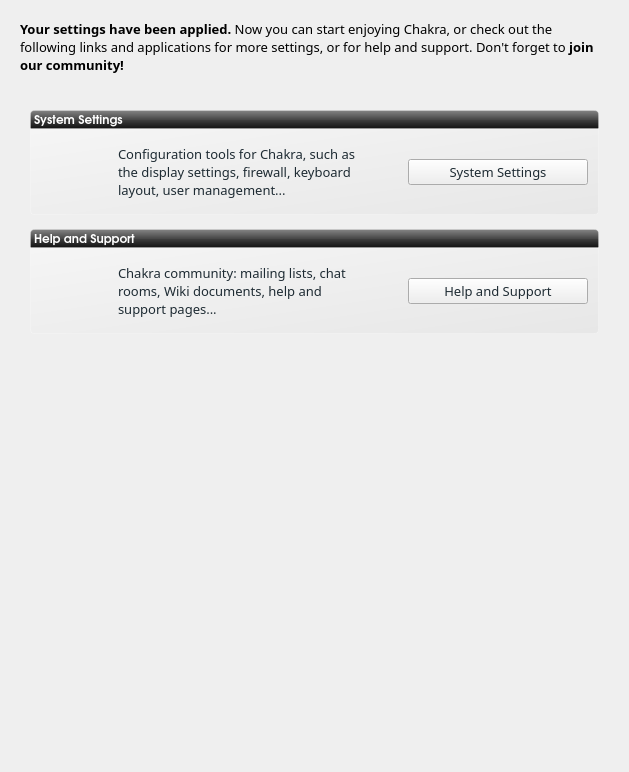
rshipp/kapudan, file ui/ui_scrGoodbye.ui: the form before one commit.
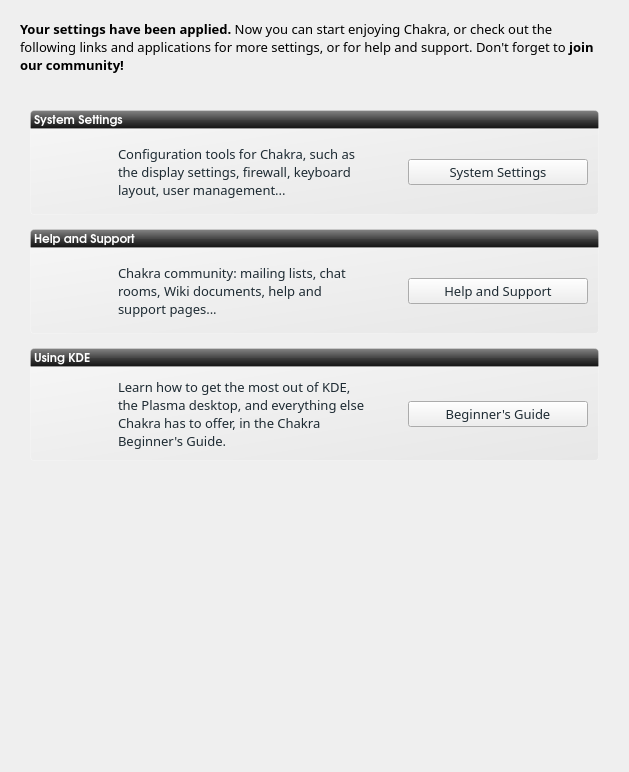
The form after the commit. Icons and pictures are not drawn.

Commit message: added beginner's guide section to goodbye screen

Patch:
```diff
--- a/ui/ui_scrGoodbye.ui
+++ b/ui/ui_scrGoodbye.ui
@@ -458,6 +458,192 @@
          </item>
         </layout>
        </item>
+       <item>
+        <layout class="QVBoxLayout" name="verticalLayout_6">
+         <property name="spacing">
+          <number>0</number>
+         </property>
+         <item>
+          <widget class="QLabel" name="label_5">
+           <property name="font">
+            <font>
+             <family>URW Gothic L</family>
+             <pointsize>9</pointsize>
+             <weight>75</weight>
+             <bold>true</bold>
+             <underline>false</underline>
+            </font>
+           </property>
+           <property name="styleSheet">
+            <string notr="true">    background-color: qlineargradient(spread:pad, x1:0.5, y1:0, x2:0.5, y2:1, stop:0 rgba(132, 132, 132, 255), stop:0.501481 rgba(70, 70, 70, 255), stop:0.503057 rgba(62, 62, 62, 255), stop:1 rgba(16, 16, 16, 255));
+border: 1px solid rgba(255,255,255,50);
+color:white;
+border-top-left-radius: 4px;
+border-top-right-radius: 4px;</string>
+           </property>
+           <property name="text">
+            <string>Using KDE</string>
+           </property>
+           <property name="margin">
+            <number>5</number>
+           </property>
+          </widget>
+         </item>
+         <item>
+          <widget class="QGroupBox" name="groupBox_3">
+           <property name="font">
+            <font>
+             <family>Sans Serif</family>
+             <pointsize>11</pointsize>
+             <weight>75</weight>
+             <bold>true</bold>
+             <underline>false</underline>
+             <strikeout>false</strikeout>
+            </font>
+           </property>
+           <property name="acceptDrops">
+            <bool>false</bool>
+           </property>
+           <property name="styleSheet">
+            <string notr="true">#groupBox_3{
+background-color: qlineargradient(spread:pad, x1:1, y1:1, x2:0, y2:0, stop:0 rgba(219, 219, 219, 100), stop:1 rgba(255, 255, 255, 100));
+border: 1px solid rgba(255,255,255,50);
+border-bottom-left-radius: 4px;
+border-bottom-right-radius: 4px;
+}</string>
+           </property>
+           <property name="title">
+            <string/>
+           </property>
+           <property name="alignment">
+            <set>Qt::AlignLeading|Qt::AlignLeft|Qt::AlignTop</set>
+           </property>
+           <property name="flat">
+            <bool>true</bool>
+           </property>
+           <property name="checkable">
+            <bool>false</bool>
+           </property>
+           <layout class="QGridLayout" name="gridLayout_9">
+            <property name="margin">
+             <number>10</number>
+            </property>
+            <item row="0" column="1">
+             <widget class="QLabel" name="labelSystemSettings_5">
+              <property name="sizePolicy">
+               <sizepolicy hsizetype="Preferred" vsizetype="Preferred">
+                <horstretch>0</horstretch>
+                <verstretch>0</verstretch>
+               </sizepolicy>
+              </property>
+              <property name="minimumSize">
+               <size>
+                <width>0</width>
+                <height>40</height>
+               </size>
+              </property>
+              <property name="font">
+               <font>
+                <family>Sans Serif</family>
+                <pointsize>10</pointsize>
+               </font>
+              </property>
+              <property name="styleSheet">
+               <string notr="true">color: rgb(30, 43, 51)</string>
+              </property>
+              <property name="text">
+               <string>Learn how to get the most out of KDE, the Plasma desktop, and everything else Chakra has to offer, in the Chakra Beginner's Guide.</string>
+              </property>
+              <property name="scaledContents">
+               <bool>true</bool>
+              </property>
+              <property name="wordWrap">
+               <bool>true</bool>
+              </property>
+              <property name="margin">
+               <number>0</number>
+              </property>
+              <property name="indent">
+               <number>7</number>
+              </property>
+             </widget>
+            </item>
+            <item row="0" column="0">
+             <widget class="QLabel" name="label_12">
+              <property name="minimumSize">
+               <size>
+                <width>64</width>
+                <height>64</height>
+               </size>
+              </property>
+              <property name="maximumSize">
+               <size>
+                <width>64</width>
+                <height>64</height>
+               </size>
+              </property>
+              <property name="text">
+               <string/>
+              </property>
+              <property name="pixmap">
+               <pixmap resource="../data/kaptan.qrc">:/raw/pixmap/preferences-system.png</pixmap>
+              </property>
+              <property name="scaledContents">
+               <bool>false</bool>
+              </property>
+             </widget>
+            </item>
+            <item row="0" column="3">
+             <widget class="QPushButton" name="buttonBeginnersGuide">
+              <property name="sizePolicy">
+               <sizepolicy hsizetype="Fixed" vsizetype="Fixed">
+                <horstretch>0</horstretch>
+                <verstretch>0</verstretch>
+               </sizepolicy>
+              </property>
+              <property name="minimumSize">
+               <size>
+                <width>180</width>
+                <height>25</height>
+               </size>
+              </property>
+              <property name="font">
+               <font>
+                <family>Sans Serif</family>
+                <pointsize>10</pointsize>
+                <weight>50</weight>
+                <bold>false</bold>
+               </font>
+              </property>
+              <property name="styleSheet">
+               <string notr="true">color: rgb(30, 43, 51)</string>
+              </property>
+              <property name="text">
+               <string>Beginner's Guide</string>
+              </property>
+             </widget>
+            </item>
+            <item row="0" column="2">
+             <spacer name="horizontalSpacer_6">
+              <property name="orientation">
+               <enum>Qt::Horizontal</enum>
+              </property>
+              <property name="sizeType">
+               <enum>QSizePolicy::Fixed</enum>
+              </property>
+              <property name="sizeHint" stdset="0">
+               <size>
+                <width>30</width>
+                <height>20</height>
+               </size>
+              </property>
+             </spacer>
+            </item>
+           </layout>
+          </widget>
+         </item>
+        </layout>
+       </item>
        <item>
         <spacer name="verticalSpacer">
          <property name="orientation">
```
Left out of the diff: 94 changed lines with no effect on the pictures.
